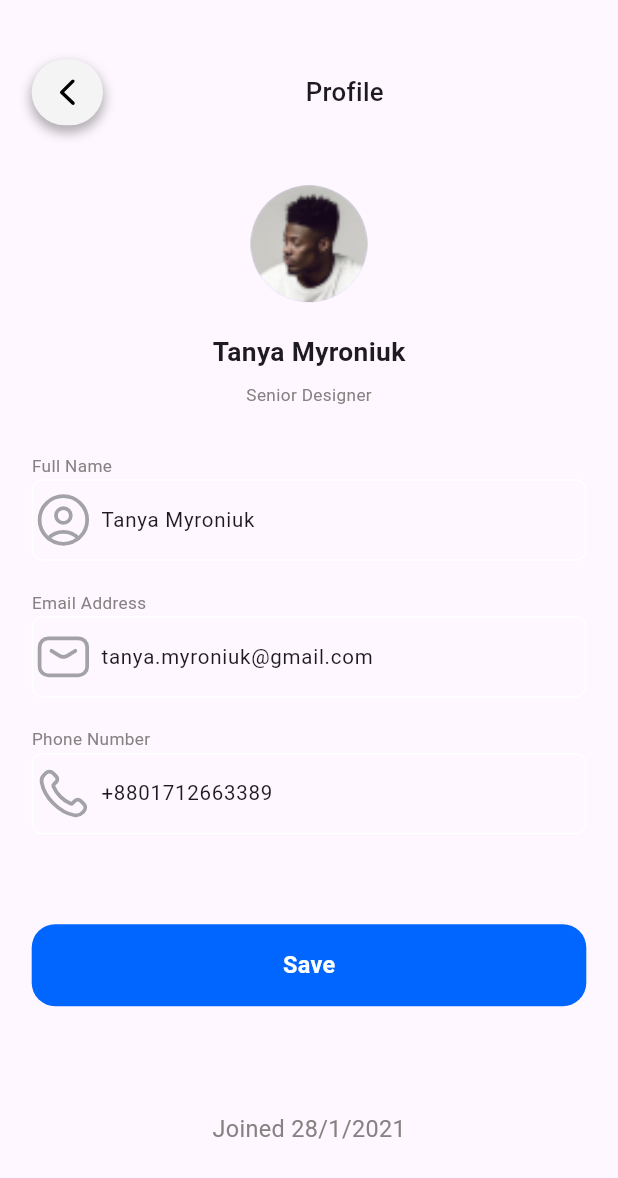
After one commit to rozan-alawar/BankPick, a Flutter app: the EditProfileScreen screen opened by its route, on a phone screen of 412 x 824 dp. The commit adds this screen. Shown: the top 1178 px of the screen. Run offline on Flutter 3.47's test engine with Material 3 defaults, Android fonts, the phone set to English and light mode, and no system bars; our stand-ins replace dio, easy_localization, fl_chart, flutter_screenutil, flutter_spinkit, flutter_svg and 2 more; accounts and stored records are empty; Roboto replaces fonts that are missing (Nunito).

Commit message:
ADD Edit Profile Screen

```diff
--- a/lib/config/routes/router.dart
+++ b/lib/config/routes/router.dart
@@ -7,6 +7,7 @@ import 'package:dakakeen/presentation/home/home_screen.dart';
 import 'package:dakakeen/presentation/home/main_screen.dart';
 import 'package:dakakeen/presentation/intro/onboarding_screen.dart';
 import 'package:dakakeen/presentation/intro/spalsh_screen.dart';
+import 'package:dakakeen/presentation/profile/edit_profile_screen.dart';
 import 'package:dakakeen/presentation/profile/profile_screen.dart';
 import 'package:dakakeen/presentation/settings/language_screen.dart';
 import 'package:flutter/material.dart';
@@ -41,6 +42,9 @@ class AppRoutes {
         case Routes.profile:
       return _materialRoute(const ProfileScreen());
 
+      case Routes.edit_profile:
+        return _materialRoute(const EditProfileScreen());
+
       default:
         return _materialRoute(
           Text('No route defined for ${settings.name}'),
--- a/lib/config/routes/routes.dart
+++ b/lib/config/routes/routes.dart
@@ -10,5 +10,6 @@ class Routes {
   static const String show_cards = '/show_cards';
   static const String language = '/language';
   static const String profile = '/profile';
+  static const String edit_profile = '/edit_profile';
 
 }
--- a/lib/core/common_widget/primary_textfiled.dart
+++ b/lib/core/common_widget/primary_textfiled.dart
@@ -78,10 +78,10 @@ class PrimaryTextField extends StatelessWidget {
           ),
           filled: true,
 
-          enabledBorder:
- UnderlineInputBorder(
-            borderSide: BorderSide(color: ColorManager.blaceholderText),
-          ),            // borderSide:
+ //          enabledBorder:
+ // UnderlineInputBorder(
+ //            borderSide: BorderSide(color: ColorManager.blaceholderText),
+ //          ),            // borderSide:
             //     BorderSide(color: ColorManager.chineseSilver.withOpacity(0.3)),
 
           focusedBorder: UnderlineInputBorder(
--- /dev/null
+++ b/lib/presentation/profile/edit_profile_screen.dart
@@ -0,0 +1,188 @@
+import 'package:flutter/material.dart';
+import 'package:dakakeen/config/routes/routes.dart';
+import 'package:dakakeen/controller/home_provider.dart';
+import 'package:dakakeen/core/extensions/empty_space_extension.dart';
+import 'package:dakakeen/presentation/home/profile_section.dart';
+import 'package:flutter/material.dart';
+import 'package:flutter_screenutil/flutter_screenutil.dart';
+import 'package:flutter_svg/svg.dart';
+import 'package:provider/provider.dart';
+
+import '../../config/theme/assets_manager.dart';
+import '../../config/theme/color_manager.dart';
+import '../../core/common_widget/circular_card.dart';
+import '../../core/common_widget/primary_button.dart';
+import '../../core/common_widget/primary_text.dart';
+import '../../core/common_widget/primary_textfiled.dart';
+import '../../core/utils/navigation.dart';
+import '../../injection_container.dart';
+class EditProfileScreen extends StatefulWidget {
+  const EditProfileScreen({super.key});
+
+  @override
+  State<EditProfileScreen> createState() => _EditProfileScreenState();
+}
+
+class _EditProfileScreenState extends State<EditProfileScreen> {
+  GlobalKey<FormState>? formKey;
+  TextEditingController? nameController;
+  TextEditingController? phoneController;
+  TextEditingController? emailController;
+
+
+  @override
+  void initState() {
+    super.initState();
+
+    formKey = GlobalKey<FormState>();
+    nameController = TextEditingController();
+    phoneController = TextEditingController();
+    emailController = TextEditingController();
+  }
+  @override
+  Widget build(BuildContext context) {
+    final homeProvider = Provider.of<HomeProvider>(context);
+    nameController!.text = homeProvider.user!.name;
+    emailController!.text = homeProvider.user!.email;
+    phoneController!.text = homeProvider.user!.phoneNumber;
+
+    return  Scaffold(
+      body: Padding(
+        padding: EdgeInsets.symmetric(horizontal: 20.w, vertical: 20.h),
+        child:  Form(
+        key: formKey,
+        child: GestureDetector(
+        onTap: () {
+        FocusScope.of(context).unfocus();
+        },
+          child: SingleChildScrollView(
+            child: Column(
+              children: [
+                20.height,
+                Row(
+                  children: [
+                    GestureDetector(
+                      onTap: () => sl<NavigationService>().pop(),
+                      child: CircularCard(
+                        widget: SvgPicture.asset(
+                          IconAssets.arrow_back,
+                          color: Colors.black,
+                        ),
+                        width: 45.w,
+                        height: 45.h,
+                      ),
+                    ),
+                    const Spacer(),
+                    PrimaryText(
+                      'Profile',
+                      fontWeight: FontWeight.w500,
+                      fontSize: 18.sp,
+                    ),
+                    const Spacer(),
+
+                  ],
+                ),
+                40.height,
+
+                    CircleAvatar(
+                      radius: 40.r,
+                      backgroundImage: AssetImage(
+                        homeProvider.user!.avatarUrl,
+                      ), // Add a profile image in assets folder
+                    ),
+                    20.height,
+
+
+                        PrimaryText(homeProvider.user?.name ?? "Rozan AbuAlawar",
+                            fontSize: 18, fontWeight: FontWeight.bold),
+                        8.height,
+                        PrimaryText('Senior Designer',
+                            fontSize: 12.sp, color: ColorManager.secondaryText),
+
+                30.height,
+                Column(
+                  crossAxisAlignment: CrossAxisAlignment.start,
+                  children: [
+                    PrimaryText(
+                      'Full Name',
+                      fontSize: 12.sp,
+                      color: ColorManager.secondaryText,
+                    ),
+                    // 8.height,
+                    PrimaryTextField(
+                      controller: nameController,
+                      validator: (value) {
+                        // registerProvider.setEmail(value!);
+                        // return value!.isValidName;
+                      },
+                      prefixIcon: SvgPicture.asset(
+                        IconAssets.user,
+                        width: 20.w,
+                        height: 20.h,
+                      ),
+
+                    ),
+                    PrimaryText(
+                      'Email Address',
+                      fontSize: 12.sp,
+                      color: ColorManager.secondaryText,
+                    ),
+                    PrimaryTextField(
+                      controller: emailController,
+                      validator: (value) {
+
+                      },
+                      prefixIcon: SvgPicture.asset(
+                        IconAssets.email,
+                        width: 20.w,
+                        height: 20.h,
+                      ),
+                    ),
+                    PrimaryText(
+                      'Phone Number',
+                      fontSize: 12.sp,
+                      color: ColorManager.secondaryText,
+                    ),
+                    PrimaryTextField(
+                      controller: phoneController,
+                      validator: (value) {
+
+                      },
+                      prefixIcon: SvgPicture.asset(
+                        IconAssets.phone,
+                        width: 20.w,
+                        height: 20.h,
+                      ),
+                    ),
+                    40.height,
+                    AbsorbPointer(
+                      // absorbing: registerProvider.isLoading,
+                      child: PrimaryButton(
+                        color:ColorManager.primary,
+                        width: double.infinity,
+                        height: 56.h,
+                        onPressed: (){
+
+                        },
+                        // isDisable: registerProvider.isLoading,
+                        child:  PrimaryText(
+                          'Save',
+                          color: ColorManager.white,
+                          fontWeight: FontWeight.bold,
+                        ),
+                      ),
+                    ),
+                  ],
+                ),
+    70.height,
+    PrimaryText( 'Joined ${homeProvider.user!.joinedDate.day}/${homeProvider.user!.joinedDate.month}/${homeProvider.user!.joinedDate.year}',color: ColorManager.secondaryText,),
+
+              ],
+            ),
+          ),
+        ),
+    ),
+      ),
+    );
+  }
+}
--- a/lib/presentation/profile/profile_screen.dart
+++ b/lib/presentation/profile/profile_screen.dart
@@ -1,3 +1,4 @@
+import 'package:dakakeen/config/routes/routes.dart';
 import 'package:dakakeen/controller/home_provider.dart';
 import 'package:dakakeen/core/extensions/empty_space_extension.dart';
 import 'package:dakakeen/presentation/home/profile_section.dart';
@@ -46,7 +47,7 @@ class ProfileScreen extends StatelessWidget {
                 ),
                 const Spacer(),
                 GestureDetector(
-                  onTap: () => sl<NavigationService>().pop(),
+                  onTap: () => sl<NavigationService>().navigateTo(Routes.edit_profile),
                   child: CircularCard(
                     widget: SvgPicture.asset(
                       IconAssets.edit_profile,
```
